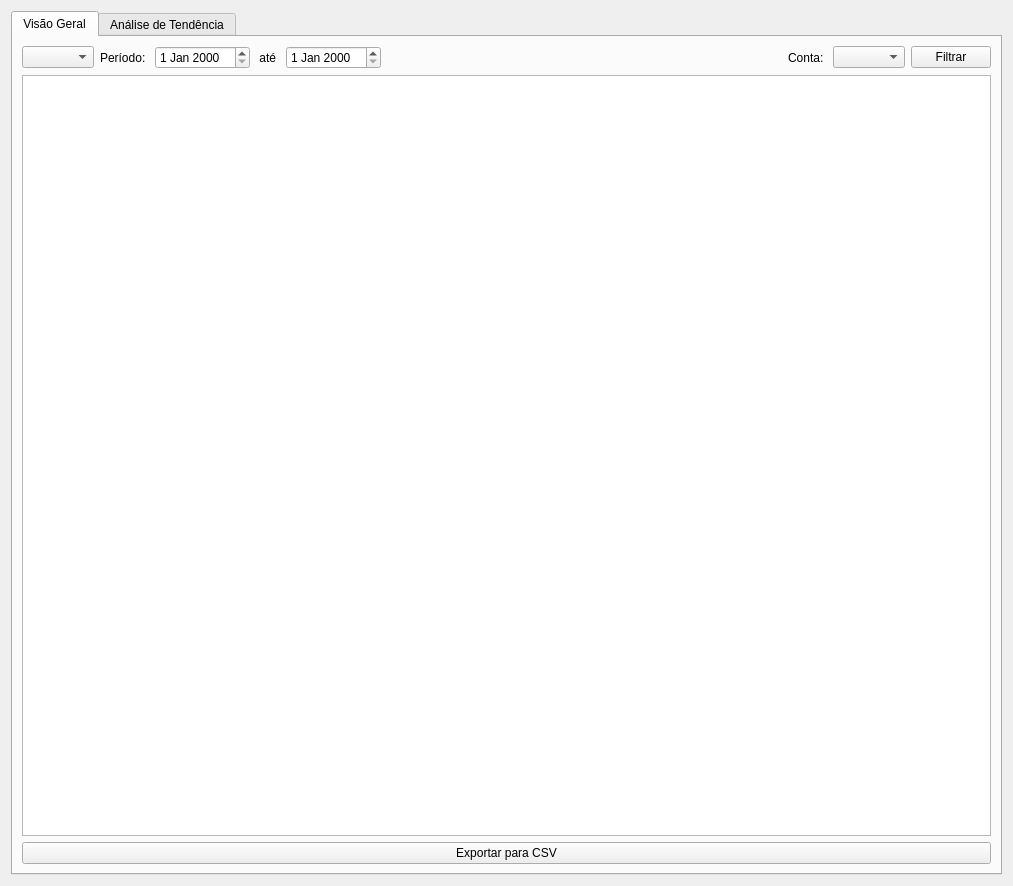
Qt form MeuCentavoApp/Designer/FormsDashboard/DashboardPages/pageRelatorios.ui (bee0ne1/MeuCentavo) before a commit.
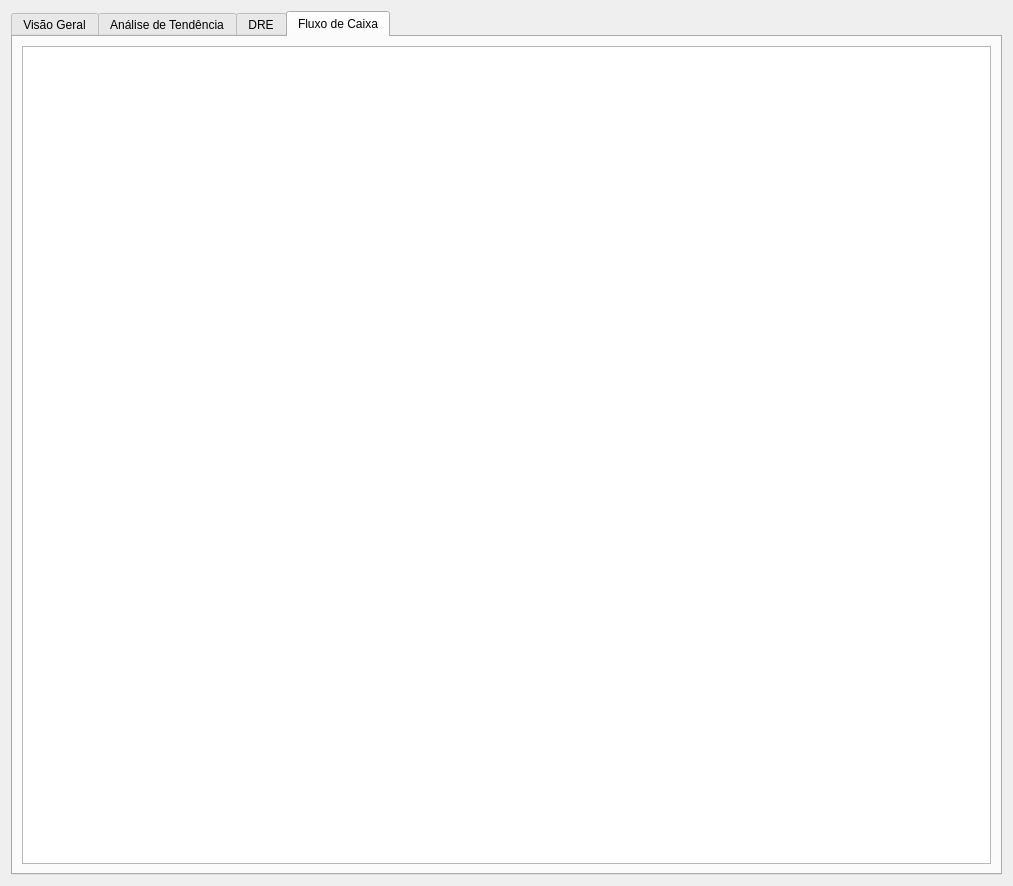
The same form after that commit.

Commit message: DRE + fluxo de caixa

What changed in the file:
```diff
--- a/MeuCentavoApp/Designer/FormsDashboard/DashboardPages/pageRelatorios.ui
+++ b/MeuCentavoApp/Designer/FormsDashboard/DashboardPages/pageRelatorios.ui
@@ -17,7 +17,7 @@
    <item>
     <widget class="QTabWidget" name="tabWidget">
      <property name="currentIndex">
-      <number>0</number>
+      <number>3</number>
      </property>
      <widget class="QWidget" name="tab">
       <attribute name="title">
@@ -163,6 +163,26 @@
        </item>
       </layout>
      </widget>
+     <widget class="QWidget" name="tabDre">
+      <attribute name="title">
+       <string>DRE</string>
+      </attribute>
+      <layout class="QHBoxLayout" name="horizontalLayout_6">
+       <item>
+        <widget class="QTableWidget" name="tableWidgetDre"/>
+       </item>
+      </layout>
+     </widget>
+     <widget class="QWidget" name="tabFluxoCaixa">
+      <attribute name="title">
+       <string>Fluxo de Caixa</string>
+      </attribute>
+      <layout class="QHBoxLayout" name="horizontalLayout_7">
+       <item>
+        <widget class="QTableWidget" name="tableWidgetFluxoCaixa"/>
+       </item>
+      </layout>
+     </widget>
     </widget>
    </item>
   </layout>
```
Left out of the diff: 4 changed lines with no effect on the pictures. The commit also changes 28 other files.
